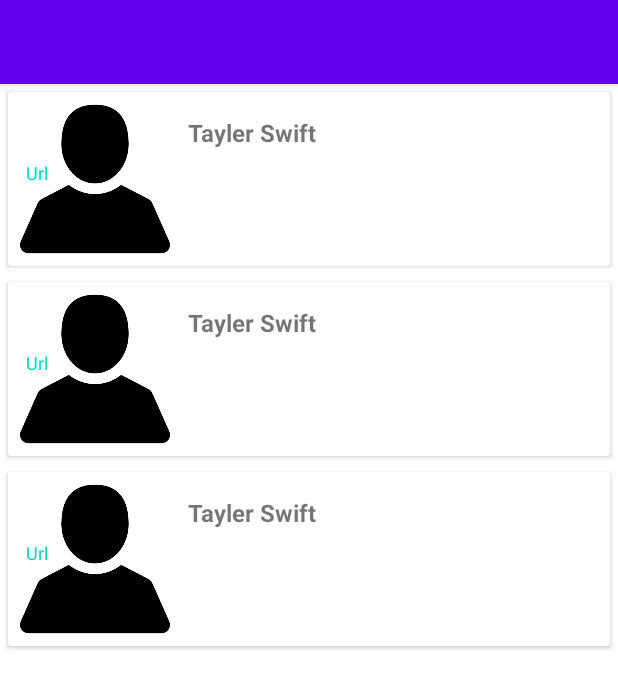
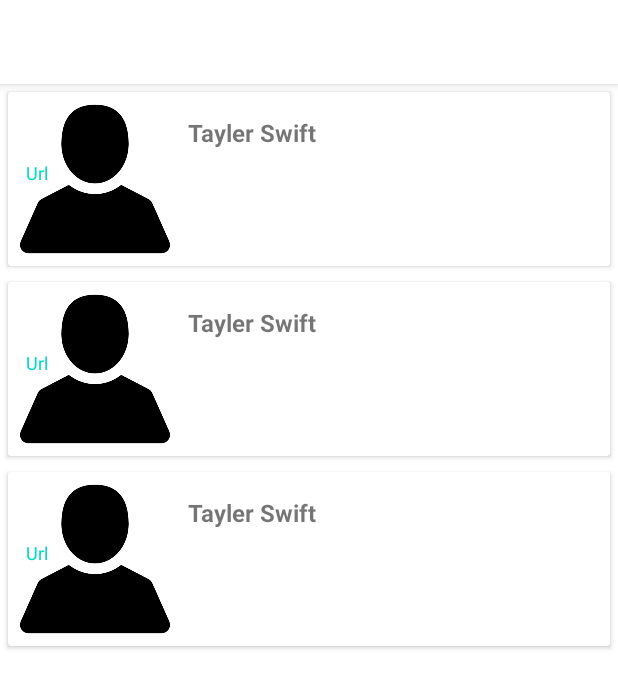
Before and after one commit to rsriniva86/RepoList, an Android app: the layout main_fragment.xml on its own in the app's theme, with its tools: preview values and no code run, on a phone screen of 412 x 824 dp. Shown: the top 688 px of the screen. Run offline under Robolectric (Android 15) with nearby library versions, the phone set to English and light mode, and no system bars.

Commit message:
Update styling

```diff
--- a/app/src/main/java/com/shyam/repolist/ui/main/MainFragment.kt
+++ b/app/src/main/java/com/shyam/repolist/ui/main/MainFragment.kt
@@ -56,6 +56,7 @@
     @Suppress("DEPRECATION")
     override fun onActivityCreated(savedInstanceState: Bundle?) {
         super.onActivityCreated(savedInstanceState)
+        initToolbar(toolbar = toolbar, R.string.app_name, false)
         mainActivityDelegate.setupNavDrawer(toolbar)
         mainActivityDelegate.enableNavDrawer(true)
     }
--- a/app/src/main/res/values-night/themes.xml
+++ b/app/src/main/res/values-night/themes.xml
@@ -3,8 +3,8 @@
     <style name="Theme.RepoList" parent="Theme.MaterialComponents.DayNight.NoActionBar">
         <item name="android:windowNoTitle">true</item>
         <!-- Primary brand color. -->
-        <item name="colorPrimary">@color/purple_200</item>
-        <item name="colorPrimaryVariant">@color/purple_700</item>
+        <item name="colorPrimary">@color/white</item>
+        <item name="colorPrimaryVariant">@color/white</item>
         <item name="colorOnPrimary">@color/black</item>
         <!-- Secondary brand color. -->
         <item name="colorSecondary">@color/teal_200</item>
--- a/app/src/main/res/values/themes.xml
+++ b/app/src/main/res/values/themes.xml
@@ -3,12 +3,12 @@
     <style name="Theme.RepoList" parent="Theme.MaterialComponents.DayNight.NoActionBar">
         <item name="android:windowNoTitle">true</item>
         <!-- Primary brand color. -->
-        <item name="colorPrimary">@color/purple_500</item>
-        <item name="colorPrimaryVariant">@color/purple_700</item>
+        <item name="colorPrimary">@color/white</item>
+        <item name="colorPrimaryVariant">@color/white</item>
         <item name="colorOnPrimary">@color/white</item>
         <!-- Secondary brand color. -->
-        <item name="colorSecondary">@color/teal_200</item>
-        <item name="colorSecondaryVariant">@color/teal_700</item>
+        <item name="colorSecondary">@color/white</item>
+        <item name="colorSecondaryVariant">@color/white</item>
         <item name="colorOnSecondary">@color/black</item>
         <!-- Status bar color. -->
         <item name="android:statusBarColor" tools:targetApi="l">?attr/colorPrimaryVariant</item>
@@ -16,6 +16,7 @@
     </style>
     <style name="AppTheme.AppBarOverlay" parent="Theme.MaterialComponents.DayNight.DarkActionBar" >
         <item name="android:windowNoTitle">true</item>
+        <item name="android:textColor">@color/white</item>
     </style>
 
 </resources>
```
